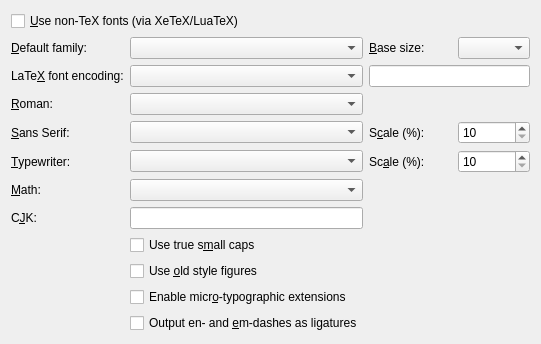
Old version of the form src/frontends/qt4/ui/FontUi.ui in the repository cburschka/lyx.
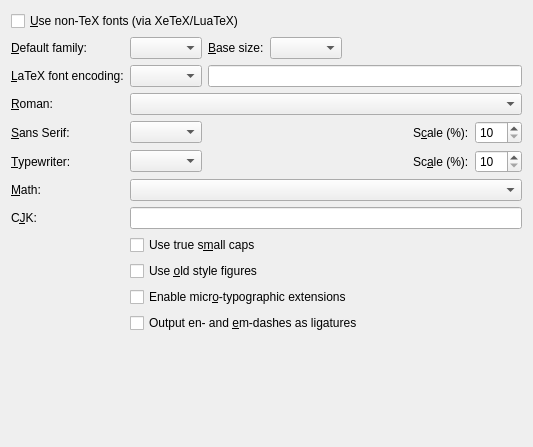
New version of the form.

Commit message:
FontUi: Fix layout
The old layout resulted in a too wide dialog
(especially in some localizations)

```diff
--- a/src/frontends/qt4/ui/FontUi.ui
+++ b/src/frontends/qt4/ui/FontUi.ui
@@ -6,22 +6,44 @@
    <rect>
     <x>0</x>
     <y>0</y>
-    <width>541</width>
-    <height>319</height>
+    <width>533</width>
+    <height>447</height>
    </rect>
   </property>
   <property name="windowTitle">
    <string>FontUi</string>
   </property>
   <layout class="QGridLayout" name="gridLayout">
+   <item row="0" column="0" colspan="2">
+    <widget class="QCheckBox" name="osFontsCB">
+     <property name="toolTip">
+      <string>Use OpenType and TrueType fonts with the fontspec package (requires XeTeX or LuaTeX)</string>
+     </property>
+     <property name="text">
+      <string>&amp;Use non-TeX fonts (via XeTeX/LuaTeX)</string>
+     </property>
+    </widget>
+   </item>
+   <item row="1" column="0">
+    <widget class="QLabel" name="fontsDefaultLA">
+     <property name="text">
+      <string>&amp;Default family:</string>
+     </property>
+     <property name="buddy">
+      <cstring>fontsDefaultCO</cstring>
+     </property>
+    </widget>
+   </item>
    <item row="1" column="1">
+    <layout class="QHBoxLayout" name="horizontalLayout">
+     <item>
     <widget class="QComboBox" name="fontsDefaultCO">
      <property name="toolTip">
       <string>Select the default family for the document</string>
      </property>
     </widget>
    </item>
-   <item row="1" column="2">
+     <item>
     <widget class="QLabel" name="BaseSizeLA">
      <property name="text">
       <string>&amp;Base size:</string>
@@ -31,17 +53,32 @@
      </property>
     </widget>
    </item>
-   <item row="1" column="3">
+     <item>
     <widget class="QComboBox" name="fontsizeCO">
      <property name="toolTip">
       <string/>
      </property>
     </widget>
    </item>
+     <item>
+      <spacer name="horizontalSpacer">
+       <property name="orientation">
+        <enum>Qt::Horizontal</enum>
+       </property>
+       <property name="sizeHint" stdset="0">
+        <size>
+         <width>59</width>
+         <height>20</height>
+        </size>
+       </property>
+      </spacer>
+     </item>
+    </layout>
+   </item>
    <item row="2" column="0">
     <widget class="QLabel" name="fontencLA">
      <property name="text">
-      <string>LaTe&amp;X font encoding:</string>
+      <string>&amp;LaTeX font encoding:</string>
      </property>
      <property name="buddy">
       <cstring>fontencCO</cstring>
@@ -49,15 +86,19 @@
     </widget>
    </item>
    <item row="2" column="1">
+    <layout class="QHBoxLayout" name="horizontalLayout_2">
+     <item>
     <widget class="QComboBox" name="fontencCO"/>
    </item>
-   <item row="2" column="2" colspan="2">
+     <item>
     <widget class="QLineEdit" name="fontencLE">
      <property name="toolTip">
       <string>Specify the font encoding (e.g., T1).</string>
      </property>
     </widget>
    </item>
+    </layout>
+   </item>
    <item row="3" column="0">
     <widget class="QLabel" name="fontsRomanLA">
      <property name="text">
@@ -68,39 +109,6 @@
      </property>
     </widget>
    </item>
-   <item row="0" column="0" colspan="2">
-    <widget class="QCheckBox" name="osFontsCB">
-     <property name="toolTip">
-      <string>Use OpenType and TrueType fonts with the fontspec package (requires XeTeX or LuaTeX)</string>
-     </property>
-     <property name="text">
-      <string>&amp;Use non-TeX fonts (via XeTeX/LuaTeX)</string>
-     </property>
-    </widget>
-   </item>
-   <item row="0" column="2">
-    <spacer name="horizontalSpacer">
-     <property name="orientation">
-      <enum>Qt::Horizontal</enum>
-     </property>
-     <property name="sizeHint" stdset="0">
-      <size>
-       <width>59</width>
-       <height>20</height>
-      </size>
-     </property>
-    </spacer>
-   </item>
-   <item row="1" column="0">
-    <widget class="QLabel" name="fontsDefaultLA">
-     <property name="text">
-      <string>&amp;Default family:</string>
-     </property>
-     <property name="buddy">
-      <cstring>fontsDefaultCO</cstring>
-     </property>
-    </widget>
-   </item>
    <item row="3" column="1">
     <widget class="QComboBox" name="fontsRomanCO">
      <property name="toolTip">
@@ -119,13 +127,28 @@
     </widget>
    </item>
    <item row="4" column="1">
+    <layout class="QHBoxLayout" name="horizontalLayout_3">
+     <item>
     <widget class="QComboBox" name="fontsSansCO">
      <property name="toolTip">
       <string>Select the Sans Serif (grotesque) typeface</string>
      </property>
     </widget>
    </item>
-   <item row="4" column="2">
+     <item>
+      <spacer name="horizontalSpacer_2">
+       <property name="orientation">
+        <enum>Qt::Horizontal</enum>
+       </property>
+       <property name="sizeHint" stdset="0">
+        <size>
+         <width>40</width>
+         <height>20</height>
+        </size>
+       </property>
+      </spacer>
+     </item>
+     <item>
     <widget class="QLabel" name="scaleSansLA">
      <property name="text">
       <string>S&amp;cale (%):</string>
@@ -135,14 +158,7 @@
      </property>
     </widget>
    </item>
-   <item row="5" column="1">
-    <widget class="QComboBox" name="fontsTypewriterCO">
-     <property name="toolTip">
-      <string>Select the typewriter (monospaced) typeface</string>
-     </property>
-    </widget>
-   </item>
-   <item row="4" column="3">
+     <item>
     <widget class="QSpinBox" name="scaleSansSB">
      <property name="toolTip">
       <string>Scale the Sans Serif font to match the base font's dimensions</string>
@@ -155,6 +171,8 @@
      </property>
     </widget>
    </item>
+    </layout>
+   </item>
    <item row="5" column="0">
     <widget class="QLabel" name="fontsTypewriterLA">
      <property name="text">
@@ -165,7 +183,29 @@
      </property>
     </widget>
    </item>
-   <item row="5" column="2">
+   <item row="5" column="1">
+    <layout class="QHBoxLayout" name="horizontalLayout_4">
+     <item>
+      <widget class="QComboBox" name="fontsTypewriterCO">
+       <property name="toolTip">
+        <string>Select the typewriter (monospaced) typeface</string>
+       </property>
+      </widget>
+     </item>
+     <item>
+      <spacer name="horizontalSpacer_3">
+       <property name="orientation">
+        <enum>Qt::Horizontal</enum>
+       </property>
+       <property name="sizeHint" stdset="0">
+        <size>
+         <width>40</width>
+         <height>20</height>
+        </size>
+       </property>
+      </spacer>
+     </item>
+     <item>
     <widget class="QLabel" name="scaleTypewriterLA">
      <property name="text">
       <string>Sc&amp;ale (%):</string>
@@ -175,14 +215,7 @@
      </property>
     </widget>
    </item>
-   <item row="6" column="1">
-    <widget class="QComboBox" name="fontsMathCO">
-     <property name="toolTip">
-      <string>Select the math typeface</string>
-     </property>
-    </widget>
-   </item>
-   <item row="5" column="3">
+     <item>
     <widget class="QSpinBox" name="scaleTypewriterSB">
      <property name="toolTip">
       <string>Scale the Typewriter font to match the base font's dimensions</string>
@@ -195,6 +228,8 @@
      </property>
     </widget>
    </item>
+    </layout>
+   </item>
    <item row="6" column="0">
     <widget class="QLabel" name="fontsMathLA">
      <property name="text">
@@ -205,6 +240,13 @@
      </property>
     </widget>
    </item>
+   <item row="6" column="1">
+    <widget class="QComboBox" name="fontsMathCO">
+     <property name="toolTip">
+      <string>Select the math typeface</string>
+     </property>
+    </widget>
+   </item>
    <item row="7" column="0">
     <widget class="QLabel" name="cjkFontLA">
      <property name="text">
```
Lines whose indentation alone changed are shown as unchanged.
